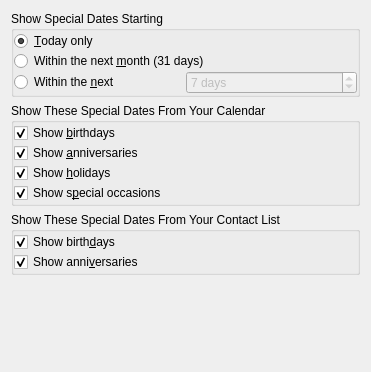
Old version of the form kontact/plugins/specialdates/sdsummaryconfig_base.ui in the repository chusopr/kdepim-ktimetracker-akonadi.
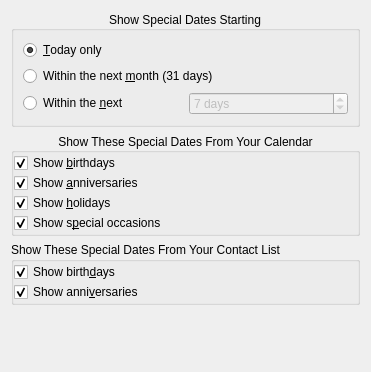
New version of the form.

Commit message: Config dialog reimplemented with ui.files

What changed in the file:
```diff
--- a/kontact/plugins/specialdates/sdsummaryconfig_base.ui
+++ b/kontact/plugins/specialdates/sdsummaryconfig_base.ui
@@ -26,30 +26,47 @@
      <property name="title" >
       <string>Show Special Dates Starting</string>
      </property>
-     <layout class="QGridLayout" >
-      <property name="leftMargin" >
-       <number>0</number>
+     <property name="alignment" >
+      <set>Qt::AlignCenter</set>
+     </property>
+     <layout class="QGridLayout" name="_2" >
+      <property name="margin" >
+       <number>9</number>
       </property>
-      <property name="topMargin" >
-       <number>0</number>
+      <property name="spacing" >
+       <number>6</number>
       </property>
-      <property name="rightMargin" >
-       <number>0</number>
-      </property>
-      <property name="bottomMargin" >
-       <number>0</number>
-      </property>
-      <property name="horizontalSpacing" >
-       <number>0</number>
-      </property>
-      <property name="verticalSpacing" >
-       <number>0</number>
-      </property>
+      <item row="1" column="0" colspan="2" >
+       <widget class="QRadioButton" name="mDateMonthButton" >
+        <property name="text" >
+         <string>Within the next &amp;month (31 days)</string>
+        </property>
+        <property name="checked" >
+         <bool>false</bool>
+        </property>
+       </widget>
+      </item>
+      <item row="2" column="0" >
+       <widget class="QRadioButton" name="mDateRangeButton" >
+        <property name="enabled" >
+         <bool>true</bool>
+        </property>
+        <property name="text" >
+         <string>Within the &amp;next</string>
+        </property>
+        <property name="checked" >
+         <bool>false</bool>
+        </property>
+       </widget>
+      </item>
       <item row="2" column="1" >
        <widget class="QSpinBox" name="mCustomDays" >
         <property name="enabled" >
          <bool>false</bool>
         </property>
+        <property name="specialValueText" >
+         <string>1 day</string>
+        </property>
         <property name="suffix" >
          <string> days</string>
         </property>
@@ -67,19 +84,6 @@
         </property>
        </widget>
       </item>
-      <item row="2" column="0" >
-       <widget class="QRadioButton" name="mDateRangeButton" >
-        <property name="enabled" >
-         <bool>true</bool>
-        </property>
-        <property name="text" >
-         <string>Within the &amp;next</string>
-        </property>
-        <property name="checked" >
-         <bool>false</bool>
-        </property>
-       </widget>
-      </item>
       <item row="0" column="0" colspan="2" >
        <widget class="QRadioButton" name="mDateTodayButton" >
         <property name="text" >
@@ -90,16 +94,6 @@
         </property>
        </widget>
       </item>
-      <item row="1" column="0" colspan="2" >
-       <widget class="QRadioButton" name="mDateMonthButton" >
-        <property name="text" >
-         <string>Within the next &amp;month (31 days)</string>
-        </property>
-        <property name="checked" >
-         <bool>false</bool>
-        </property>
-       </widget>
-      </item>
      </layout>
     </widget>
    </item>
@@ -108,6 +102,9 @@
      <property name="title" >
       <string>Show These Special Dates From Your Calendar</string>
      </property>
+     <property name="alignment" >
+      <set>Qt::AlignCenter</set>
+     </property>
      <layout class="QVBoxLayout" >
       <property name="spacing" >
        <number>0</number>
@@ -203,16 +200,7 @@
       <property name="spacing" >
        <number>0</number>
       </property>
-      <property name="leftMargin" >
-       <number>0</number>
-      </property>
-      <property name="topMargin" >
-       <number>0</number>
-      </property>
-      <property name="rightMargin" >
-       <number>0</number>
-      </property>
-      <property name="bottomMargin" >
+      <property name="margin" >
        <number>0</number>
       </property>
       <item>
```
Left out of the diff: 38 changed lines with no effect on the pictures. The commit also changes 2 other files.
